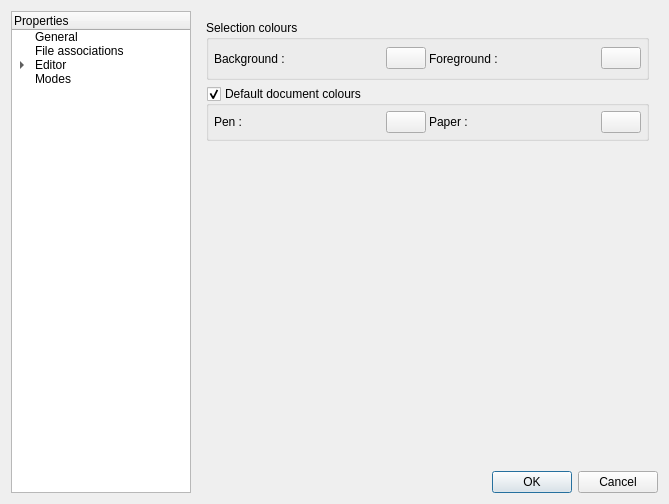
andreikop/enki, file mks/ui/UISettings.ui: the form before one commit.
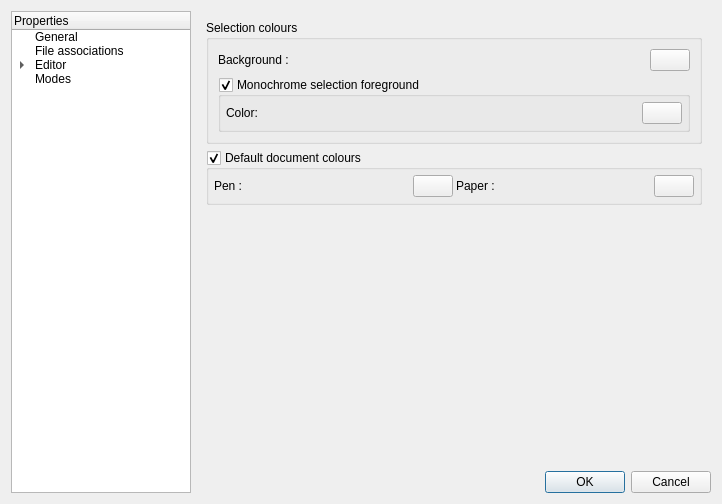
The form after the commit. The open tabs and pages were chosen to show the change. Custom widgets are drawn as their Qt base class.

Commit message: Setting for monochrome selection foreground

```diff
--- a/mks/ui/UISettings.ui
+++ b/mks/ui/UISettings.ui
@@ -6,7 +6,7 @@
    <rect>
     <x>0</x>
     <y>0</y>
-    <width>669</width>
+    <width>722</width>
     <height>504</height>
    </rect>
   </property>
@@ -575,21 +575,15 @@
            <property name="title">
             <string>Selection colours</string>
            </property>
-           <layout class="QHBoxLayout" name="_4">
-            <property name="spacing">
-             <number>3</number>
-            </property>
-            <property name="margin">
-             <number>5</number>
-            </property>
-            <item>
+           <layout class="QGridLayout" name="gridLayout_2">
+            <item row="0" column="0">
              <widget class="QLabel" name="lSelectionBackground">
               <property name="text">
                <string>Background :</string>
               </property>
              </widget>
             </item>
-            <item>
+            <item row="0" column="1">
              <widget class="pColorButton" name="tbSelectionBackground">
               <property name="sizePolicy">
                <sizepolicy hsizetype="Fixed" vsizetype="Fixed">
@@ -599,10 +593,25 @@
               </property>
              </widget>
             </item>
+            <item row="1" column="0" colspan="2">
+             <widget class="QGroupBox" name="gbMonochromeSelectionForeground">
+              <property name="title">
+               <string>Monochrome selection foreground</string>
+              </property>
+              <property name="checkable">
+               <bool>true</bool>
+              </property>
+              <layout class="QHBoxLayout" name="_6">
+               <property name="spacing">
+                <number>3</number>
+               </property>
+               <property name="margin">
+                <number>5</number>
+               </property>
             <item>
-             <widget class="QLabel" name="lSelectionForeground">
+                <widget class="QLabel" name="lDefaultDocumentPaper_2">
               <property name="text">
-               <string>Foreground :</string>
+                  <string>Color:</string>
               </property>
              </widget>
             </item>
@@ -614,6 +623,9 @@
                 <verstretch>0</verstretch>
                </sizepolicy>
               </property>
+                </widget>
+               </item>
+              </layout>
              </widget>
             </item>
            </layout>
```
Left out of the diff: 6 changed lines with no effect on the pictures. Lines whose indentation alone changed are shown as unchanged. The commit also changes 4 other files.
